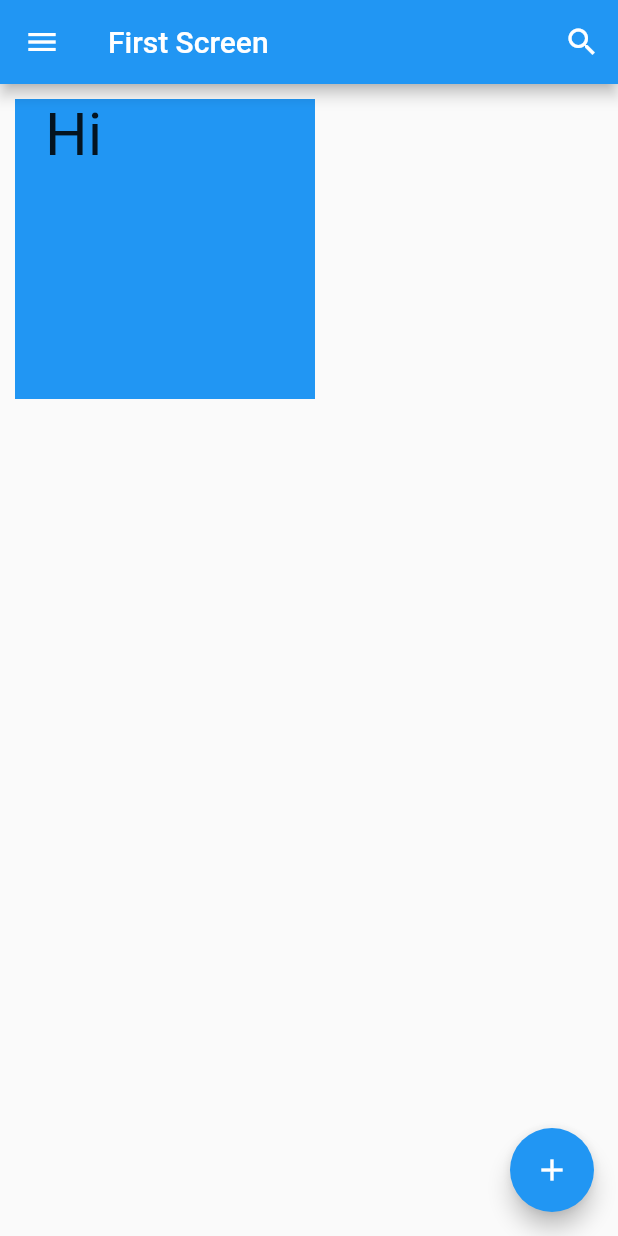
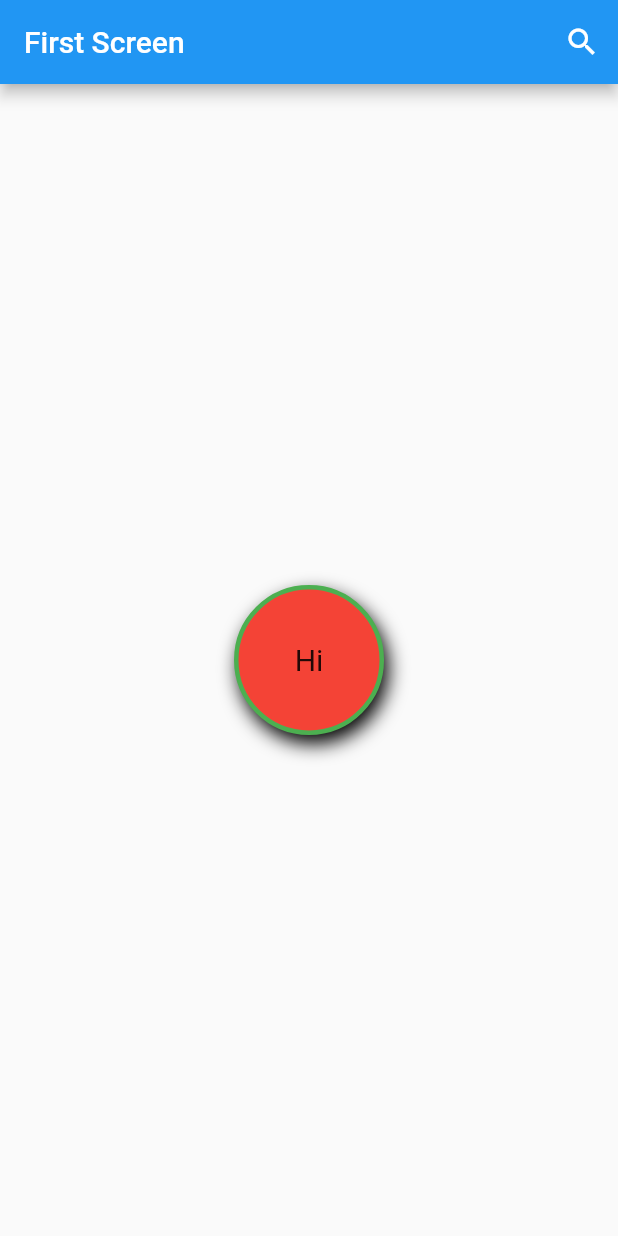
Before and after one commit to Rifqips/BelajarMembuatAplikasiFlutteruntukPemula, a Flutter app: the screen it shows after launch, on a phone screen of 412 x 824 dp. Run offline on Flutter 3.47's test engine with Material 2 defaults, Android fonts, the phone set to English and light mode, and no system bars.

Commit message:
refactor
exercise container

```diff
--- a/lib/main.dart
+++ b/lib/main.dart
@@ -29,29 +29,35 @@ class MyHomePage extends StatelessWidget {
               onPressed: () {},
             ),
           ],
-        leading: IconButton(
-          icon: const Icon(
-            Icons.menu,
-            color: Colors.white,
         ),
-          onPressed: () {},
+        body: Center(
+          child: Container(
+            height: 100,
+            width: 100,
+            decoration: BoxDecoration(
+              color: Colors.red,
+              shape: BoxShape.circle,
+              boxShadow: const [
+                BoxShadow(
+                  color: Colors.black,
+                  offset: Offset(3, 6),
+                  blurRadius: 10,
+                )
+              ],
+              border: Border.all(
+                color: Colors.green,
+                width: 3,
               ),
             ),
-      body: Container(
-        color: Colors.blue,
-        margin: const EdgeInsets.all(10),
-        padding: const EdgeInsets.only(left: 20),
-        width: 200,
-        height: 200,
-        child: const Text(
+            child: const Center(
+              child: Text(
                 'Hi',
-          style: TextStyle(fontSize: 40),
+                style: TextStyle(
+                  fontSize: 20,
                 ),
               ),
-      floatingActionButton: FloatingActionButton(
-        child: const Icon(Icons.add),
-        onPressed: () {},
             ),
-    );
+          ),
+        ));
   }
 }
```
Lines whose indentation alone changed are shown as unchanged.
